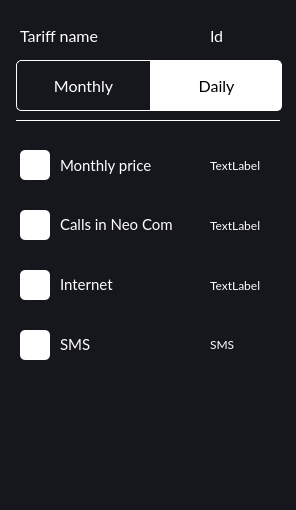
tarashunchak/PhoneCompanyManager, file PhoneManagerGUI/ui/tariffcard.ui: the form before one commit.
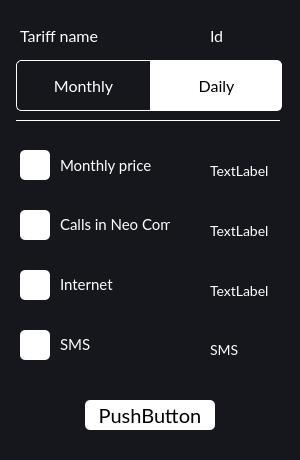
The form after the commit.

The edit to the form file:
```diff
--- a/PhoneManagerGUI/ui/tariffcard.ui
+++ b/PhoneManagerGUI/ui/tariffcard.ui
@@ -9,8 +9,8 @@
    <rect>
     <x>0</x>
     <y>0</y>
-    <width>296</width>
-    <height>510</height>
+    <width>300</width>
+    <height>460</height>
    </rect>
   </property>
   <property name="windowTitle">
@@ -271,74 +271,6 @@
     <string>Id</string>
    </property>
   </widget>
-  <widget class="QLabel" name="price_label">
-   <property name="geometry">
-    <rect>
-     <x>210</x>
-     <y>155</y>
-     <width>70</width>
-     <height>20</height>
-    </rect>
-   </property>
-   <property name="styleSheet">
-    <string notr="true">color:white;
-background-color:transparent;</string>
-   </property>
-   <property name="text">
-    <string>TextLabel</string>
-   </property>
-  </widget>
-  <widget class="QLabel" name="calls_label">
-   <property name="geometry">
-    <rect>
-     <x>210</x>
-     <y>215</y>
-     <width>70</width>
-     <height>20</height>
-    </rect>
-   </property>
-   <property name="styleSheet">
-    <string notr="true">color:white;
-background-color:transparent;</string>
-   </property>
-   <property name="text">
-    <string>TextLabel</string>
-   </property>
-  </widget>
-  <widget class="QLabel" name="internet_label">
-   <property name="geometry">
-    <rect>
-     <x>210</x>
-     <y>275</y>
-     <width>70</width>
-     <height>20</height>
-    </rect>
-   </property>
-   <property name="styleSheet">
-    <string notr="true">color:white;
-background-color:transparent;</string>
-   </property>
-   <property name="text">
-    <string>TextLabel</string>
-   </property>
-  </widget>
-  <widget class="QLabel" name="SMS_label">
-   <property name="geometry">
-    <rect>
-     <x>210</x>
-     <y>335</y>
-     <width>70</width>
-     <height>20</height>
-    </rect>
-   </property>
-   <property name="styleSheet">
-    <string notr="true">color:white;
-background-color:transparent;</string>
-   </property>
-   <property name="text">
-    <string>&lt;html&gt;&lt;head/&gt;&lt;body&gt;&lt;p&gt;SMS&lt;/p&gt;&lt;/body&gt;&lt;/html&gt;</string>
-   </property>
-  </widget>
   <widget class="QLabel" name="internet_2">
    <property name="geometry">
     <rect>
@@ -381,6 +313,112 @@
     <bool>true</bool>
    </property>
   </widget>
+  <widget class="QWidget" name="widget" native="true">
+   <property name="geometry">
+    <rect>
+     <x>170</x>
+     <y>160</y>
+     <width>121</width>
+     <height>211</height>
+    </rect>
+   </property>
+   <property name="styleSheet">
+    <string notr="true">font-size:14px;
+font-family:Lato, Consolas;</string>
+   </property>
+   <widget class="QLabel" name="SMS_label">
+    <property name="geometry">
+     <rect>
+      <x>40</x>
+      <y>180</y>
+      <width>70</width>
+      <height>20</height>
+     </rect>
+    </property>
+    <property name="styleSheet">
+     <string notr="true">color:white;
+background-color:transparent;</string>
+    </property>
+    <property name="text">
+     <string>&lt;html&gt;&lt;head/&gt;&lt;body&gt;&lt;p&gt;SMS&lt;/p&gt;&lt;/body&gt;&lt;/html&gt;</string>
+    </property>
+   </widget>
+   <widget class="QLabel" name="price_label">
+    <property name="geometry">
+     <rect>
+      <x>40</x>
+      <y>0</y>
+      <width>70</width>
+      <height>20</height>
+     </rect>
+    </property>
+    <property name="styleSheet">
+     <string notr="true">color:white;
+background-color:transparent;</string>
+    </property>
+    <property name="text">
+     <string>TextLabel</string>
+    </property>
+   </widget>
+   <widget class="QLabel" name="internet_label">
+    <property name="geometry">
+     <rect>
+      <x>40</x>
+      <y>120</y>
+      <width>70</width>
+      <height>20</height>
+     </rect>
+    </property>
+    <property name="styleSheet">
+     <string notr="true">color:white;
+background-color:transparent;</string>
+    </property>
+    <property name="text">
+     <string>TextLabel</string>
+    </property>
+   </widget>
+   <widget class="QLabel" name="calls_label">
+    <property name="geometry">
+     <rect>
+      <x>40</x>
+      <y>60</y>
+      <width>70</width>
+      <height>20</height>
+     </rect>
+    </property>
+    <property name="styleSheet">
+     <string notr="true">color:white;
+background-color:transparent;</string>
+    </property>
+    <property name="text">
+     <string>TextLabel</string>
+    </property>
+   </widget>
+  </widget>
+  <widget class="QPushButton" name="pushButton">
+   <property name="geometry">
+    <rect>
+     <x>85</x>
+     <y>400</y>
+     <width>130</width>
+     <height>30</height>
+    </rect>
+   </property>
+   <property name="styleSheet">
+    <string notr="true">QPushButton{
+background-color:white;
+color:black;
+font-size:20px;
+font-family:Lato, Consolas;
+}
+QPushButton:hover{
+	background-color:rgb(220, 220, 220);
+}</string>
+   </property>
+   <property name="text">
+    <string>PushButton</string>
+   </property>
+  </widget>
  </widget>
  <resources/>
  <connections/>
```
Left out of the diff: 4 changed lines with no effect on the pictures.
